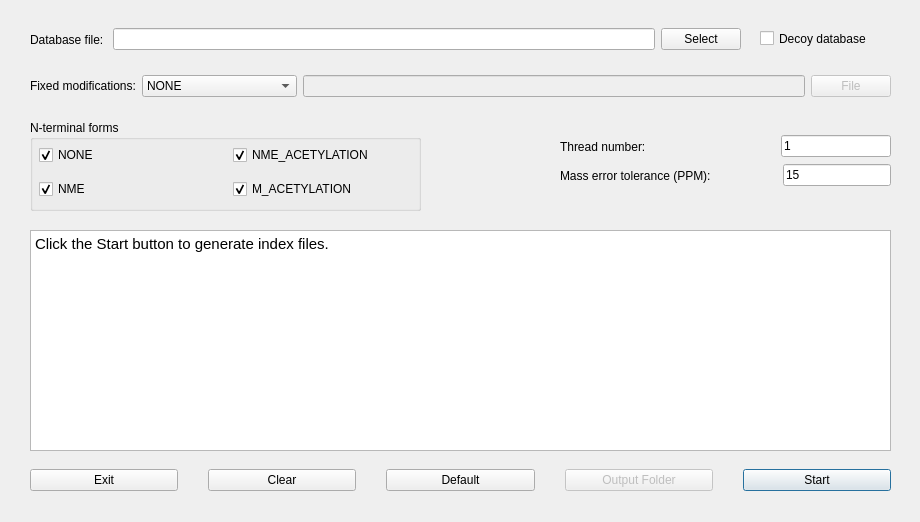
Above: src/gui/topindex/topindexdialog.ui from toppic-suite/toppic-suite before the change. Below: the same form after it.
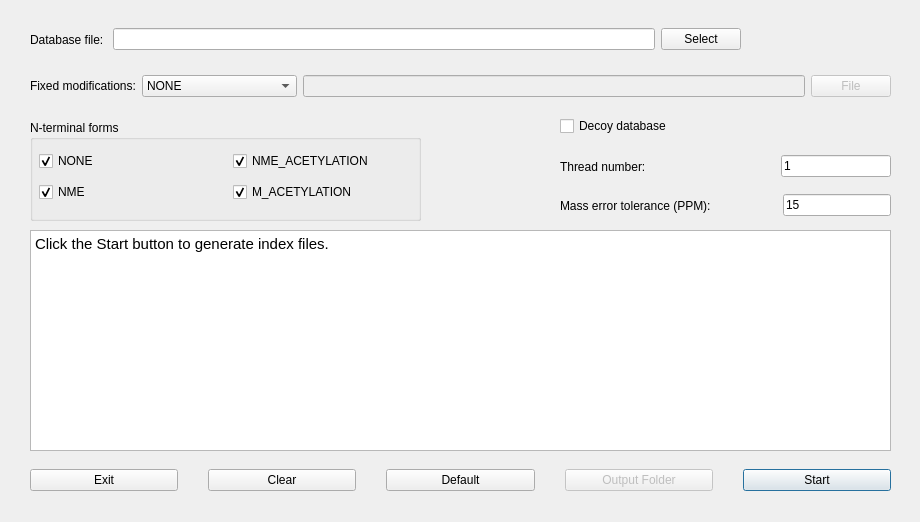
That is the form after the change. Icons and pictures are not drawn.

Commit message: Updated the interface layout of topindex

Patch:
```diff
--- a/src/gui/topindex/topindexdialog.ui
+++ b/src/gui/topindex/topindexdialog.ui
@@ -244,32 +244,27 @@
    <widget class="QWidget" name="horizontalLayoutWidget_21">
     <property name="geometry">
      <rect>
-      <x>750</x>
-      <y>20</y>
+      <x>560</x>
+      <y>110</y>
       <width>151</width>
       <height>33</height>
      </rect>
     </property>
-    <layout class="QHBoxLayout" name="horizontalLayout_21"/>
-   </widget>
+    <layout class="QHBoxLayout" name="horizontalLayout_21">
+     <item>
    <widget class="QCheckBox" name="decoyCheckBox">
-    <property name="geometry">
-     <rect>
-      <x>760</x>
-      <y>30</y>
-      <width>131</width>
-      <height>17</height>
-     </rect>
-    </property>
     <property name="text">
      <string>Decoy database</string>
     </property>
    </widget>
+     </item>
+    </layout>
+   </widget>
    <widget class="QWidget" name="horizontalLayoutWidget_22">
     <property name="geometry">
      <rect>
       <x>560</x>
-      <y>130</y>
+      <y>150</y>
       <width>331</width>
       <height>33</height>
      </rect>
@@ -304,7 +299,7 @@
     <property name="geometry">
      <rect>
       <x>560</x>
-      <y>160</y>
+      <y>190</y>
       <width>331</width>
       <height>31</height>
      </rect>
@@ -335,15 +330,18 @@
      </item>
     </layout>
    </widget>
-   <widget class="QGroupBox" name="groupBox">
+   <widget class="QWidget" name="horizontalLayoutWidget_23">
     <property name="geometry">
      <rect>
       <x>30</x>
       <y>120</y>
       <width>391</width>
-      <height>91</height>
+      <height>101</height>
      </rect>
     </property>
+    <layout class="QHBoxLayout" name="horizontalLayout_23">
+     <item>
+      <widget class="QGroupBox" name="groupBox">
     <property name="title">
      <string>N-terminal forms</string>
     </property>
@@ -351,9 +349,9 @@
      <property name="geometry">
       <rect>
        <x>9</x>
-       <y>17</y>
+          <y>26</y>
        <width>381</width>
-       <height>70</height>
+          <height>61</height>
       </rect>
      </property>
      <layout class="QGridLayout" name="gridLayout">
@@ -405,6 +403,9 @@
       </item>
      </layout>
     </widget>
+      </widget>
+     </item>
+    </layout>
    </widget>
   </widget>
  </widget>
```
Left out of the diff: 4 changed lines with no effect on the pictures. Lines whose indentation alone changed are shown as unchanged.
